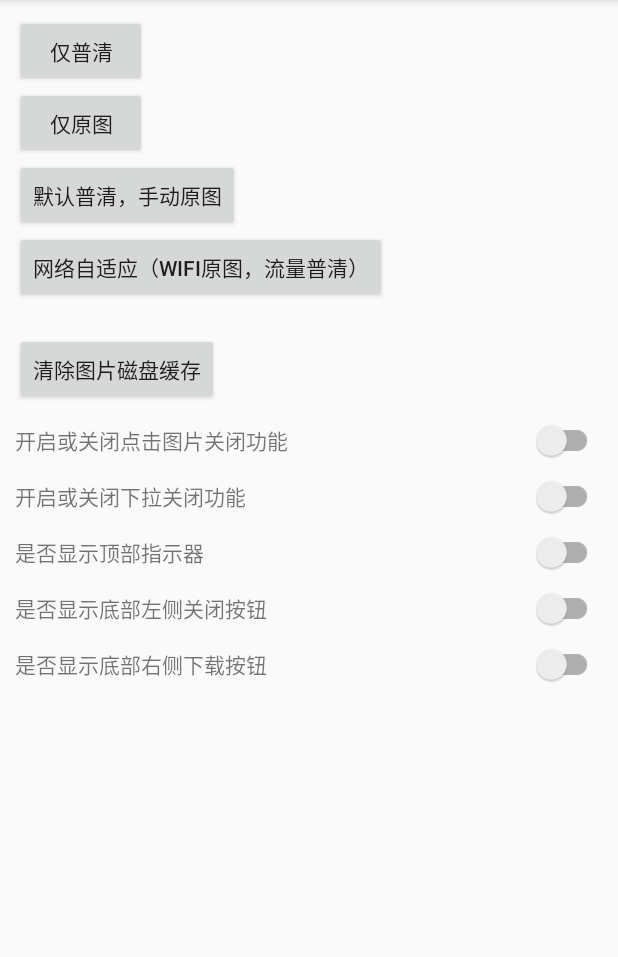
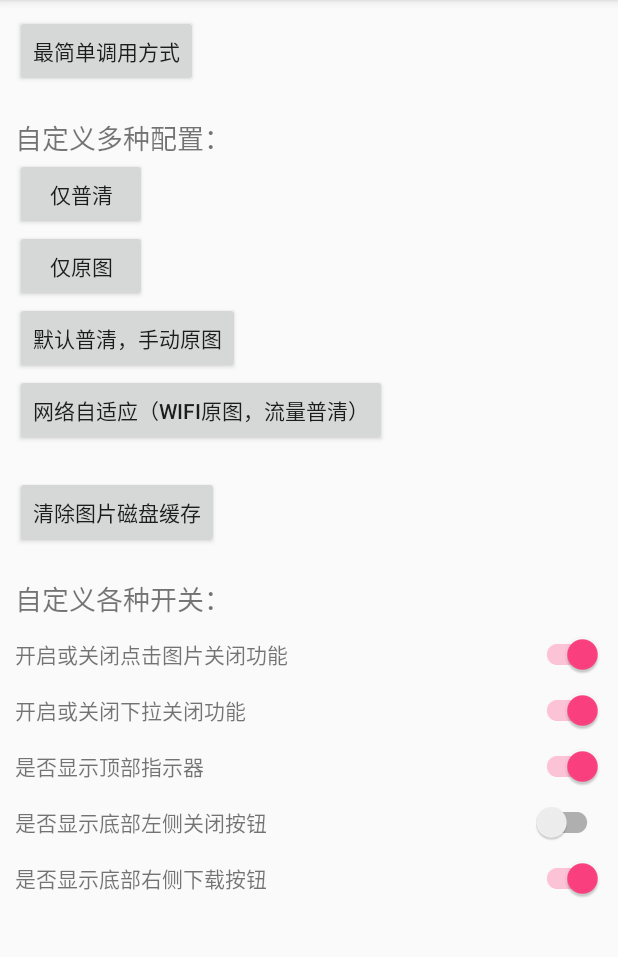
Before and after one commit to SherlockGougou/BigImageViewPager, an Android app: the screen it shows after launch (MainActivity), on a phone screen of 412 x 824 dp, the part 84-1041 px from its top. Run offline under Robolectric (Android 15) with nearby library versions, the phone set to English and light mode, and no system bars; 10 statements that could not run were skipped.

Commit message:
v4_2.1.3 优化代码

```diff
--- a/library/src/main/java/cc/shinichi/library/tool/DownloadPictureUtil.java
+++ b/library/src/main/java/cc/shinichi/library/tool/DownloadPictureUtil.java
@@ -4,7 +4,6 @@ import android.content.Context;
 import android.graphics.drawable.Drawable;
 import android.support.annotation.NonNull;
 import android.support.annotation.Nullable;
-import cc.shinichi.sherlockutillibrary.utility.common.Print;
 import cc.shinichi.sherlockutillibrary.utility.file.FileUtil;
 import cc.shinichi.sherlockutillibrary.utility.file.SingleMediaScanner;
 import com.bumptech.glide.Glide;
--- a/library/src/main/java/cc/shinichi/library/view/ImagePreviewActivity.java
+++ b/library/src/main/java/cc/shinichi/library/view/ImagePreviewActivity.java
@@ -6,7 +6,6 @@ import android.content.Context;
 import android.content.Intent;
 import android.content.pm.PackageManager;
 import android.graphics.Color;
-import android.graphics.drawable.Drawable;
 import android.os.Build;
 import android.os.Bundle;
 import android.os.Environment;
@@ -36,7 +35,6 @@ import cc.shinichi.sherlockutillibrary.utility.common.HandlerUtils;
 import cc.shinichi.sherlockutillibrary.utility.file.FileUtil;
 import cc.shinichi.sherlockutillibrary.utility.ui.ToastUtil;
 import com.bumptech.glide.Glide;
-import com.bumptech.glide.request.target.SimpleTarget;
 import com.bumptech.glide.request.transition.Transition;
 import java.io.File;
 import java.util.List;
@@ -379,10 +377,10 @@ public class ImagePreviewActivity extends AppCompatActivity
 
   @Override protected void onDestroy() {
     super.onDestroy();
+    ImagePreview.getInstance().reset();
     if (imagePreviewAdapter != null) {
       imagePreviewAdapter.closePage();
     }
-    ImagePreview.getInstance().reset();
   }
 
   private void gone() {
--- a/library/src/main/java/cc/shinichi/library/view/ImagePreviewAdapter.java
+++ b/library/src/main/java/cc/shinichi/library/view/ImagePreviewAdapter.java
@@ -13,7 +13,6 @@ import android.view.View;
 import android.view.ViewGroup;
 import android.view.WindowManager;
 import android.widget.ProgressBar;
-import android.widget.Toast;
 import cc.shinichi.library.ImagePreview;
 import cc.shinichi.library.R;
 import cc.shinichi.library.bean.ImageInfo;
@@ -29,11 +28,8 @@ import cc.shinichi.sherlockutillibrary.utility.ui.ToastUtil;
 import com.bumptech.glide.Glide;
 import com.bumptech.glide.load.DataSource;
 import com.bumptech.glide.load.engine.GlideException;
-import com.bumptech.glide.request.RequestFutureTarget;
 import com.bumptech.glide.request.RequestListener;
-import com.bumptech.glide.request.target.SimpleTarget;
 import com.bumptech.glide.request.target.Target;
-import com.bumptech.glide.request.transition.Transition;
 import com.davemorrissey.labs.subscaleview.SubsamplingScaleImageView;
 import java.io.File;
 import java.util.HashMap;
--- a/sample/src/main/java/cc/shinichi/bigimageviewpager/MainActivity.java
+++ b/sample/src/main/java/cc/shinichi/bigimageviewpager/MainActivity.java
@@ -53,30 +53,35 @@ public class MainActivity extends AppCompatActivity {
 				enableClickClose = isChecked;
 			}
 		});
+		switchClickClose.setChecked(true);
 
 		switchDragClose.setOnCheckedChangeListener(new CompoundButton.OnCheckedChangeListener() {
 			@Override public void onCheckedChanged(CompoundButton buttonView, boolean isChecked) {
 				enableDragClose = isChecked;
 			}
 		});
+		switchDragClose.setChecked(true);
 
 		switchShowIndicator.setOnCheckedChangeListener(new CompoundButton.OnCheckedChangeListener() {
 			@Override public void onCheckedChanged(CompoundButton buttonView, boolean isChecked) {
 				showIndicator = isChecked;
 			}
 		});
+		switchShowIndicator.setChecked(true);
 
 		switchShowCloseButton.setOnCheckedChangeListener(new CompoundButton.OnCheckedChangeListener() {
 			@Override public void onCheckedChanged(CompoundButton buttonView, boolean isChecked) {
 				showCloseButton = isChecked;
 			}
 		});
+		switchShowCloseButton.setChecked(false);
 
 		switchShowDownButton.setOnCheckedChangeListener(new CompoundButton.OnCheckedChangeListener() {
 			@Override public void onCheckedChanged(CompoundButton buttonView, boolean isChecked) {
 				showDownButton = isChecked;
 			}
 		});
+		switchShowDownButton.setChecked(true);
 
 		// 网络图片：
 		ImageInfo imageInfo;
@@ -107,6 +112,15 @@ public class MainActivity extends AppCompatActivity {
 		//	imageInfo = null;
 		//}
 
+		// 最简单的调用
+		findViewById(R.id.buttonEasyUse).setOnClickListener(new View.OnClickListener() {
+			@Override public void onClick(View v) {
+				// 仅需一行代码
+				// 默认配置为：显示顶部进度指示器、显示右侧下载按钮、隐藏左侧关闭按钮、开启点击图片关闭、关闭下拉图片关闭、加载方式为手动模式
+				// 一行代码即可实现大部分需求，如需定制，可参考下面代码
+				ImagePreview.getInstance().setContext(MainActivity.this).setImageInfoList(imageInfoList).start();
+			}
+		});
 
 		// 仅加载普清
 		findViewById(R.id.buttonThumb).setOnClickListener(new View.OnClickListener() {
@@ -125,10 +139,10 @@ public class MainActivity extends AppCompatActivity {
 					.setEnableDragClose(enableDragClose)// 是否启用上拉/下拉关闭。默认不启用
 
 					.setShowCloseButton(showCloseButton)// 是否显示关闭页面按钮，在页面左下角。默认显示
-					.setCloseIconResId(R.drawable.ic_action_close)// 设置关闭按钮图片资源
+					.setCloseIconResId(R.drawable.ic_action_close)// 设置关闭按钮图片资源，可不填，默认为：R.drawable.ic_action_close
 
 					.setShowDownButton(showDownButton)// 是否显示下载按钮，在页面右下角。默认显示
-					.setDownIconResId(R.drawable.icon_download_new)// 设置下载按钮图片资源
+					.setDownIconResId(R.drawable.icon_download_new)// 设置下载按钮图片资源，可不填，默认为：R.drawable.icon_download_new
 
 					.setShowIndicator(showIndicator)// 设置是否显示顶部的指示器（1/9）。默认显示
 					.start();
@@ -153,10 +167,10 @@ public class MainActivity extends AppCompatActivity {
 					.setEnableDragClose(enableDragClose)// 是否启用上拉/下拉关闭。默认不启用
 
 					.setShowCloseButton(showCloseButton)// 是否显示关闭页面按钮，在页面左下角。默认显示
-					.setCloseIconResId(R.drawable.ic_action_close)// 设置关闭按钮图片资源
+					.setCloseIconResId(R.drawable.ic_action_close)// 设置关闭按钮图片资源，可不填，默认为：R.drawable.ic_action_close
 
 					.setShowDownButton(showDownButton)// 是否显示下载按钮，在页面右下角。默认显示
-					.setDownIconResId(R.drawable.icon_download_new)// 设置下载按钮图片资源
+					.setDownIconResId(R.drawable.icon_download_new)// 设置下载按钮图片资源，可不填，默认为：R.drawable.icon_download_new
 
 					.setShowIndicator(showIndicator)// 设置是否显示顶部的指示器（1/9）。默认显示
 					.start();
@@ -181,10 +195,10 @@ public class MainActivity extends AppCompatActivity {
 					.setEnableDragClose(enableDragClose)// 是否启用上拉/下拉关闭。默认不启用
 
 					.setShowCloseButton(showCloseButton)// 是否显示关闭页面按钮，在页面左下角。默认显示
-					.setCloseIconResId(R.drawable.ic_action_close)// 设置关闭按钮图片资源
+					.setCloseIconResId(R.drawable.ic_action_close)// 设置关闭按钮图片资源，可不填，默认为：R.drawable.ic_action_close
 
 					.setShowDownButton(showDownButton)// 是否显示下载按钮，在页面右下角。默认显示
-					.setDownIconResId(R.drawable.icon_download_new)// 设置下载按钮图片资源
+					.setDownIconResId(R.drawable.icon_download_new)// 设置下载按钮图片资源，可不填，默认为：R.drawable.icon_download_new
 
 					.setShowIndicator(showIndicator)// 设置是否显示顶部的指示器（1/9）。默认显示
 					.start();
@@ -209,10 +223,10 @@ public class MainActivity extends AppCompatActivity {
 					.setEnableDragClose(enableDragClose)// 是否启用上拉/下拉关闭。默认不启用
 
 					.setShowCloseButton(showCloseButton)// 是否显示关闭页面按钮，在页面左下角。默认显示
-					.setCloseIconResId(R.drawable.ic_action_close)// 设置关闭按钮图片资源
+					.setCloseIconResId(R.drawable.ic_action_close)// 设置关闭按钮图片资源，可不填，默认为：R.drawable.ic_action_close
 
 					.setShowDownButton(showDownButton)// 是否显示下载按钮，在页面右下角。默认显示
-					.setDownIconResId(R.drawable.icon_download_new)// 设置下载按钮图片资源
+					.setDownIconResId(R.drawable.icon_download_new)// 设置下载按钮图片资源，可不填，默认为：R.drawable.icon_download_new
 
 					.setShowIndicator(showIndicator)// 设置是否显示顶部的指示器（1/9）。默认显示
 					.start();
--- a/sample/src/main/res/layout/activity_main.xml
+++ b/sample/src/main/res/layout/activity_main.xml
@@ -1,13 +1,34 @@
 <?xml version="1.0" encoding="utf-8"?>
-<LinearLayout
+<ScrollView
 	xmlns:android="http://schemas.android.com/apk/res/android"
 	xmlns:tools="http://schemas.android.com/tools"
 	android:layout_width="match_parent"
 	android:layout_height="match_parent"
 	android:orientation="vertical"
-	android:padding="10dp"
 	tools:context=".MainActivity"
 	>
+
+	<LinearLayout
+		android:layout_width="match_parent"
+		android:layout_height="wrap_content"
+		android:orientation="vertical"
+		android:padding="10dp"
+		>
+
+		<Button
+			android:id="@+id/buttonEasyUse"
+			android:layout_width="wrap_content"
+			android:layout_height="wrap_content"
+			android:layout_marginBottom="20dp"
+			android:text="最简单调用方式"
+			/>
+
+		<TextView
+			android:layout_width="match_parent"
+			android:layout_height="wrap_content"
+			android:text="自定义多种配置："
+			android:textSize="18sp"
+			/>
 
 		<Button
 			android:id="@+id/buttonThumb"
@@ -43,6 +64,14 @@
 			android:layout_height="wrap_content"
 			android:layout_marginTop="20dp"
 			android:text="清除图片磁盘缓存"
+			/>
+
+		<TextView
+			android:layout_width="match_parent"
+			android:layout_height="wrap_content"
+			android:layout_marginTop="20dp"
+			android:text="自定义各种开关："
+			android:textSize="18sp"
 			/>
 
 		<RelativeLayout
@@ -139,5 +168,5 @@
 				android:layout_alignParentRight="true"
 				/>
 		</RelativeLayout>
-
 	</LinearLayout>
+</ScrollView>
```
Also changed, not shown: library/src/main/java/cc/shinichi/library/ImagePreview.java (+12 -2 lines). Lines whose indentation alone changed are shown as unchanged.
